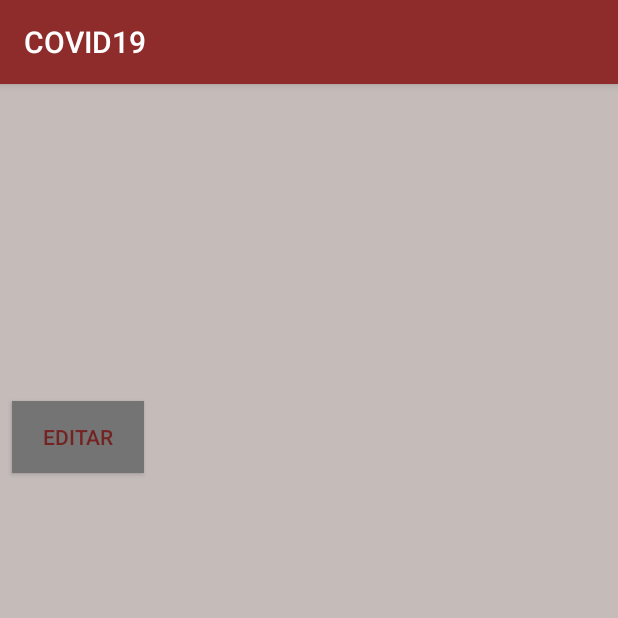
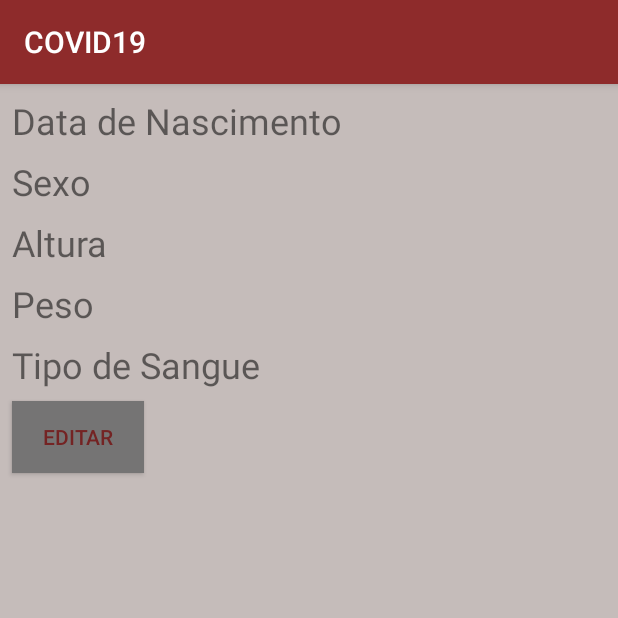
Before and after one commit to rpa299/COVID19, an Android app: the activity_perfil screen opened directly, with no data from a screen before it, on a phone screen of 412 x 824 dp, the top half of it. Run offline under Robolectric (Android 15) with nearby library versions, the phone set to English and light mode, and no system bars.

```diff
--- a/app/src/main/res/layout/activity_perfil.xml
+++ b/app/src/main/res/layout/activity_perfil.xml
@@ -14,6 +14,7 @@
         android:layout_marginStart="8dp"
         android:layout_marginLeft="8dp"
         android:layout_marginTop="8dp"
+        android:text="Data de Nascimento"
         android:textSize="24sp"
         app:layout_constraintStart_toStartOf="parent"
         app:layout_constraintTop_toTopOf="parent"
@@ -26,6 +27,7 @@
         android:layout_marginStart="8dp"
         android:layout_marginLeft="8dp"
         android:layout_marginTop="8dp"
+        android:text="Sexo"
         android:textSize="24sp"
         app:layout_constraintStart_toStartOf="parent"
         app:layout_constraintTop_toBottomOf="@+id/textViewNascimento"
@@ -38,6 +40,7 @@
         android:layout_marginStart="8dp"
         android:layout_marginLeft="8dp"
         android:layout_marginTop="8dp"
+        android:text="Altura"
         android:textSize="24sp"
         app:layout_constraintStart_toStartOf="parent"
         app:layout_constraintTop_toBottomOf="@+id/textViewSexo"
@@ -50,6 +53,7 @@
         android:layout_marginStart="8dp"
         android:layout_marginLeft="8dp"
         android:layout_marginTop="8dp"
+        android:text="Peso"
         android:textSize="24sp"
         app:layout_constraintStart_toStartOf="parent"
         app:layout_constraintTop_toBottomOf="@+id/textViewAltura"
@@ -62,6 +66,7 @@
         android:layout_marginStart="8dp"
         android:layout_marginLeft="8dp"
         android:layout_marginTop="8dp"
+        android:text="Tipo de Sangue"
         android:textSize="24sp"
         app:layout_constraintStart_toStartOf="parent"
         app:layout_constraintTop_toBottomOf="@+id/textViewPeso"
--- a/app/src/main/res/layout/content_main.xml
+++ b/app/src/main/res/layout/content_main.xml
@@ -13,6 +13,7 @@
         android:layout_height="wrap_content"
         android:layout_marginTop="16dp"
         android:background="@drawable/cor_botoes"
+        android:onClick="onClickPerfil"
         android:text="Perfil"
         android:textColor="@color/colorPrimary"
         app:layout_constraintEnd_toEndOf="parent"
@@ -26,6 +27,7 @@
         android:layout_height="wrap_content"
         android:layout_marginTop="50dp"
         android:background="@drawable/cor_botoes"
+        android:onClick="onClickSus"
         android:text="Suspeitos ou Infetados"
         android:textColor="@color/colorPrimaryDark"
         app:layout_constraintEnd_toEndOf="parent"
@@ -38,6 +40,7 @@
         android:layout_height="wrap_content"
         android:layout_marginTop="50dp"
         android:background="@drawable/cor_botoes"
+        android:onClick="onClickSintomas"
         android:text="Sintomas"
         android:textColor="@color/colorPrimaryDark"
         app:layout_constraintEnd_toEndOf="parent"
```
Also changed, not shown: app/src/main/java/pt/ipg/covid19/MainActivity.java (+16 -0 lines).
